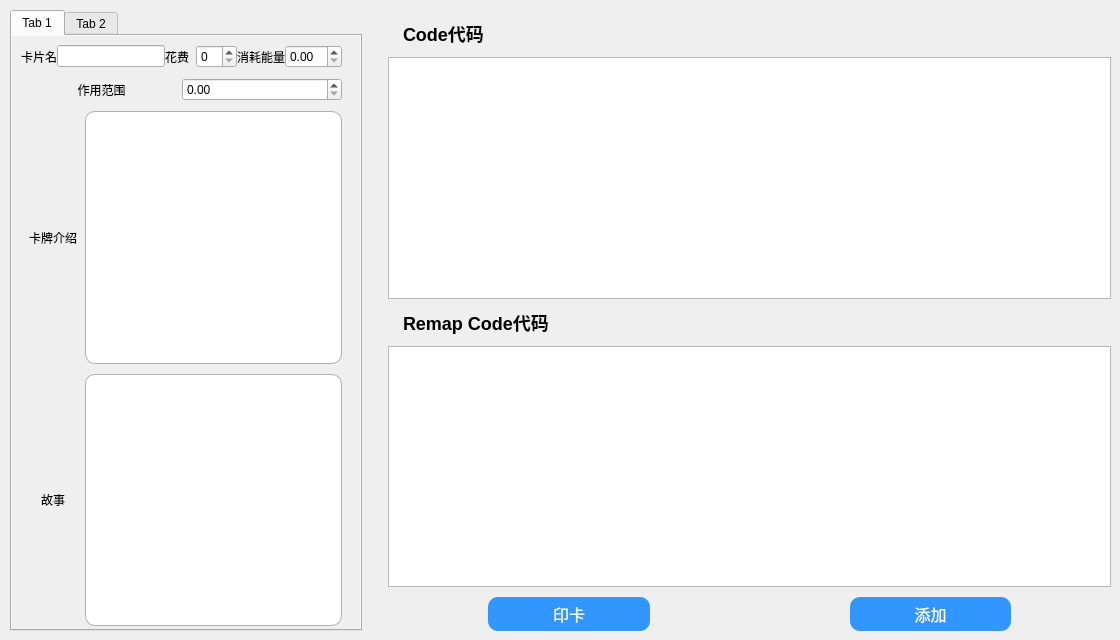
The window that visualizationSrc/qtUI/CardControler/cardDetailsModel.ui (NWYLZW/A-Language-IDE) describes before a commit, drawn with Qt 5.
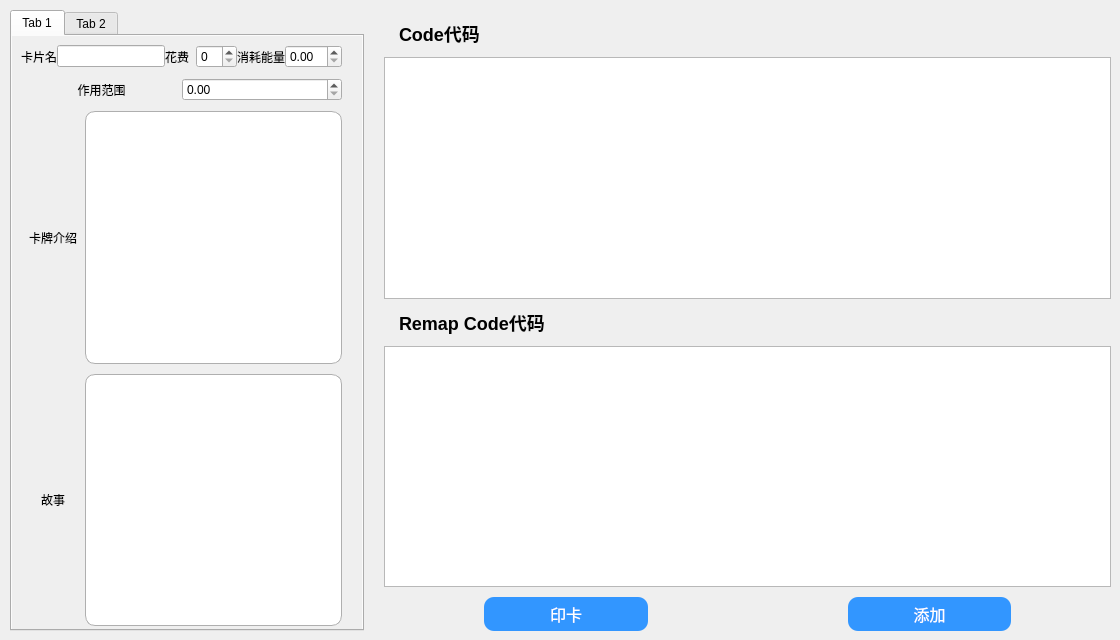
The same window after the commit.

Patch:
```diff
--- a/visualizationSrc/qtUI/CardControler/cardDetailsModel.ui
+++ b/visualizationSrc/qtUI/CardControler/cardDetailsModel.ui
@@ -29,6 +29,9 @@
     </rect>
    </property>
    <layout class="QHBoxLayout" name="CM_addNewCard" stretch="1,2">
+    <property name="spacing">
+     <number>0</number>
+    </property>
     <item>
      <layout class="QVBoxLayout" name="verticalLayout">
       <property name="leftMargin">
```
